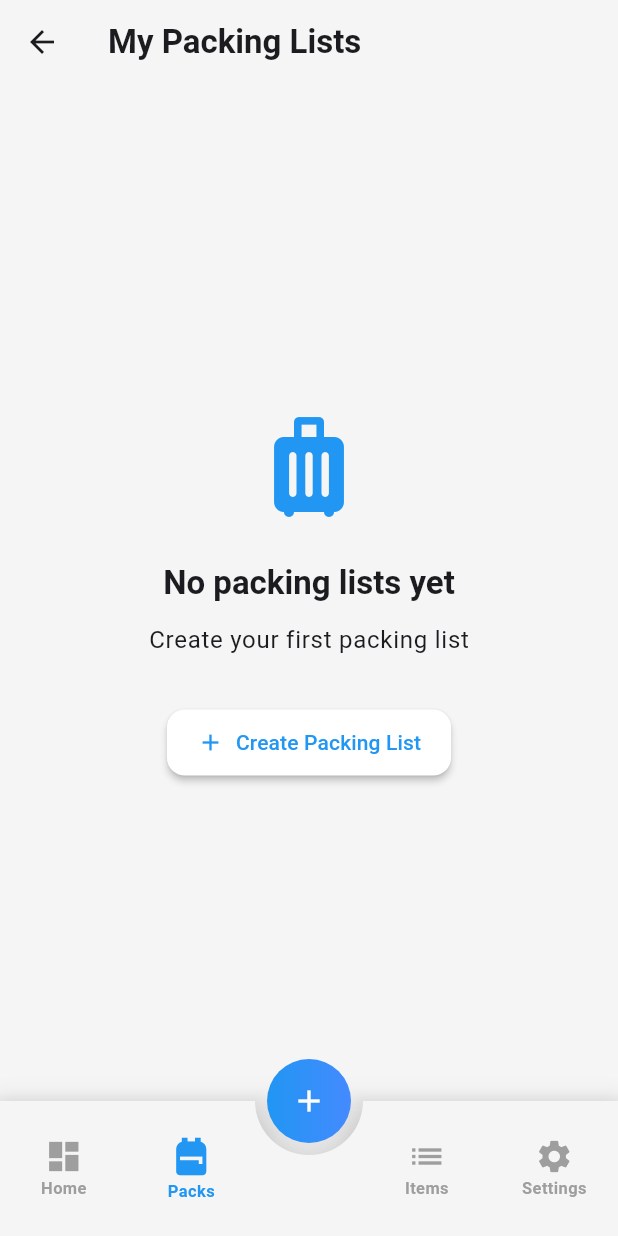
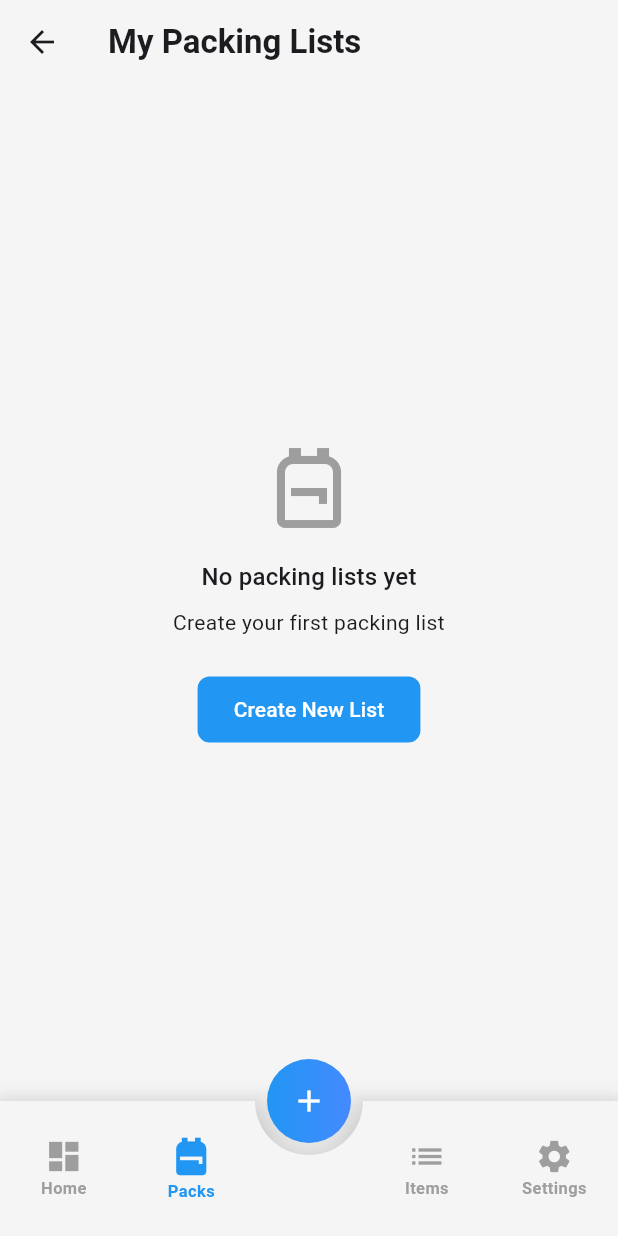
Before and after one commit to berkeenesakt/packflow, a Flutter app: the NavigationView screen opened by its route, item 2 of the bottom bar chosen, on a phone screen of 412 x 824 dp. Run offline on Flutter 3.47's test engine with Material 3 defaults, Android fonts, the phone set to English and light mode, and no system bars; drawn by our look-alikes of stylish_bottom_bar; our stand-ins replace auto_route, easy_localization, equatable, firebase_core, flutter_local_notifications, hive and 3 more; accounts and stored records are empty.

Commit message:
Update GoogleService-Info.plist for Firebase configuration, enhance Xcode project settings with new build attributes, and refactor home and packing list views to utilize EmptyStateWidget for improved UI consistency. Adjust navigation view to prevent resizing on keyboard appearance.

```diff
--- a/lib/ui/view/home_view.dart
+++ b/lib/ui/view/home_view.dart
@@ -8,6 +8,7 @@ import 'package:packpal/core/repositories/hive_packing_list_repository.dart';
 import 'package:packpal/core/router/app_router.dart';
 import 'package:packpal/generated/locale_keys.g.dart';
 import 'package:packpal/ui/widgets/app_filled_button.dart';
+import 'package:packpal/ui/widgets/empty_state_widget.dart';
 import 'package:packpal/ui/widgets/home/info_card.dart';
 import 'package:packpal/ui/widgets/home/packing_list_card.dart';
 import 'package:packpal/ui/widgets/home/section_header.dart';
@@ -43,7 +44,13 @@ class _HomeViewState extends State<HomeView> {
       value: _homeProvider,
       child: Scaffold(
         appBar: AppBar(
-          title: Text(LocaleKeys.navigation_titles_home.tr()),
+          title: Text(
+            LocaleKeys.navigation_titles_home.tr(),
+            style: Theme.of(context).textTheme.titleLarge?.copyWith(
+                  fontWeight: FontWeight.bold,
+                  color: Theme.of(context).colorScheme.onSurface,
+                ),
+          ),
         ),
         body: RefreshIndicator(
           onRefresh: () async {
@@ -184,41 +191,6 @@ class _HomeViewState extends State<HomeView> {
   }
 
   Widget _buildEmptyState(BuildContext context) {
-    return Padding(
-      padding: const EdgeInsets.all(32),
-      child: Center(
-        child: Column(
-          mainAxisAlignment: MainAxisAlignment.center,
-          children: [
-            const Icon(
-              Icons.backpack_outlined,
-              size: 64,
-              color: Colors.grey,
-            ),
-            const SizedBox(height: 16),
-            Text(
-              LocaleKeys.home_no_packing_lists.tr(),
-              style: Theme.of(context).textTheme.titleMedium,
-              textAlign: TextAlign.center,
-            ),
-            const SizedBox(height: 8),
-            Text(
-              LocaleKeys.home_create_your_first.tr(),
-              style: Theme.of(context).textTheme.bodyMedium,
-              textAlign: TextAlign.center,
-            ),
-            const SizedBox(height: 24),
-            AppFilledButton(
-              onPressed: () {
-                context.router.push(
-                  CreatePackingListRoute(repository: HivePackingListRepository()),
-                );
-              },
-              text: LocaleKeys.home_create_new_list.tr(),
-            ),
-          ],
-        ),
-      ),
-    );
+    return const Center(child: EmptyStateWidget());
   }
 }
--- a/lib/ui/view/navigation/navigation_view.dart
+++ b/lib/ui/view/navigation/navigation_view.dart
@@ -43,6 +43,7 @@ class _NavigationViewState extends State<NavigationView> {
   @override
   Widget build(BuildContext context) {
     return Scaffold(
+      resizeToAvoidBottomInset: false,
       body: pagesList[currentPage],
       floatingActionButtonLocation: FloatingActionButtonLocation.centerDocked,
       floatingActionButton: Container(
--- a/lib/ui/view/packing_list/packing_lists_view.dart
+++ b/lib/ui/view/packing_list/packing_lists_view.dart
@@ -6,6 +6,7 @@ import 'package:hive_flutter/hive_flutter.dart';
 import 'package:packpal/core/repositories/packing_list_repository.dart';
 import 'package:packpal/core/router/app_router.dart';
 import 'package:packpal/generated/locale_keys.g.dart';
+import 'package:packpal/ui/widgets/empty_state_widget.dart';
 import 'package:packpal/ui/widgets/home/packing_list_card.dart';
 
 @RoutePage()
@@ -60,59 +61,13 @@ class _PackingListsViewState extends State<PackingListsView> {
           }
 
           if (snapshot.hasError) {
-            return Center(
-              child: Text(
-                LocaleKeys.packing_list_error_loading.tr(),
-                style: Theme.of(context).textTheme.bodyLarge?.copyWith(
-                      color: Theme.of(context).colorScheme.error,
-                    ),
-              ),
-            );
+            return const Center(child: EmptyStateWidget());
           }
 
           final packingLists = snapshot.data ?? [];
 
           if (packingLists.isEmpty) {
-            return Center(
-              child: Column(
-                mainAxisAlignment: MainAxisAlignment.center,
-                children: [
-                  Icon(
-                    Icons.luggage_rounded,
-                    size: 80,
-                    color: Theme.of(context).colorScheme.primary,
-                  ),
-                  const SizedBox(height: 24),
-                  Text(
-                    LocaleKeys.packing_list_no_lists_yet.tr(),
-                    style: Theme.of(context).textTheme.titleLarge?.copyWith(
-                          fontWeight: FontWeight.bold,
-                        ),
-                  ),
-                  const SizedBox(height: 12),
-                  Text(
-                    LocaleKeys.packing_list_create_first_list.tr(),
-                    style: Theme.of(context).textTheme.bodyLarge,
-                  ),
-                  const SizedBox(height: 32),
-                  ElevatedButton.icon(
-                    onPressed: () {
-                      context.router.push(
-                        CreatePackingListRoute(repository: widget.repository),
-                      );
-                    },
-                    icon: const Icon(Icons.add),
-                    label: Text(LocaleKeys.add_sheet_create_packing_list.tr()),
-                    style: ElevatedButton.styleFrom(
-                      padding: const EdgeInsets.symmetric(horizontal: 20, vertical: 12),
-                      shape: RoundedRectangleBorder(
-                        borderRadius: BorderRadius.circular(12),
-                      ),
-                    ),
-                  ),
-                ],
-              ),
-            );
+            return const Center(child: EmptyStateWidget());
           }
 
           return ListView.builder(
--- /dev/null
+++ b/lib/ui/widgets/empty_state_widget.dart
@@ -0,0 +1,53 @@
+import 'package:auto_route/auto_route.dart';
+import 'package:easy_localization/easy_localization.dart';
+import 'package:flutter/material.dart';
+import 'package:packpal/core/repositories/hive_packing_list_repository.dart';
+import 'package:packpal/core/router/app_router.dart';
+import 'package:packpal/generated/locale_keys.g.dart';
+import 'package:packpal/ui/widgets/app_filled_button.dart';
+
+class EmptyStateWidget extends StatelessWidget {
+  const EmptyStateWidget({
+    super.key,
+  });
+
+  @override
+  Widget build(BuildContext context) {
+    return Padding(
+      padding: const EdgeInsets.all(32),
+      child: Center(
+        child: Column(
+          mainAxisAlignment: MainAxisAlignment.center,
+          children: [
+            const Icon(
+              Icons.backpack_outlined,
+              size: 64,
+              color: Colors.grey,
+            ),
+            const SizedBox(height: 16),
+            Text(
+              LocaleKeys.home_no_packing_lists.tr(),
+              style: Theme.of(context).textTheme.titleMedium,
+              textAlign: TextAlign.center,
+            ),
+            const SizedBox(height: 8),
+            Text(
+              LocaleKeys.home_create_your_first.tr(),
+              style: Theme.of(context).textTheme.bodyMedium,
+              textAlign: TextAlign.center,
+            ),
+            const SizedBox(height: 24),
+            AppFilledButton(
+              onPressed: () {
+                context.router.push(
+                  CreatePackingListRoute(repository: HivePackingListRepository()),
+                );
+              },
+              text: LocaleKeys.home_create_new_list.tr(),
+            ),
+          ],
+        ),
+      ),
+    );
+  }
+}
```
Also changed, not shown: module/gen/assets/icons/app_icon.png, 3 other files.
